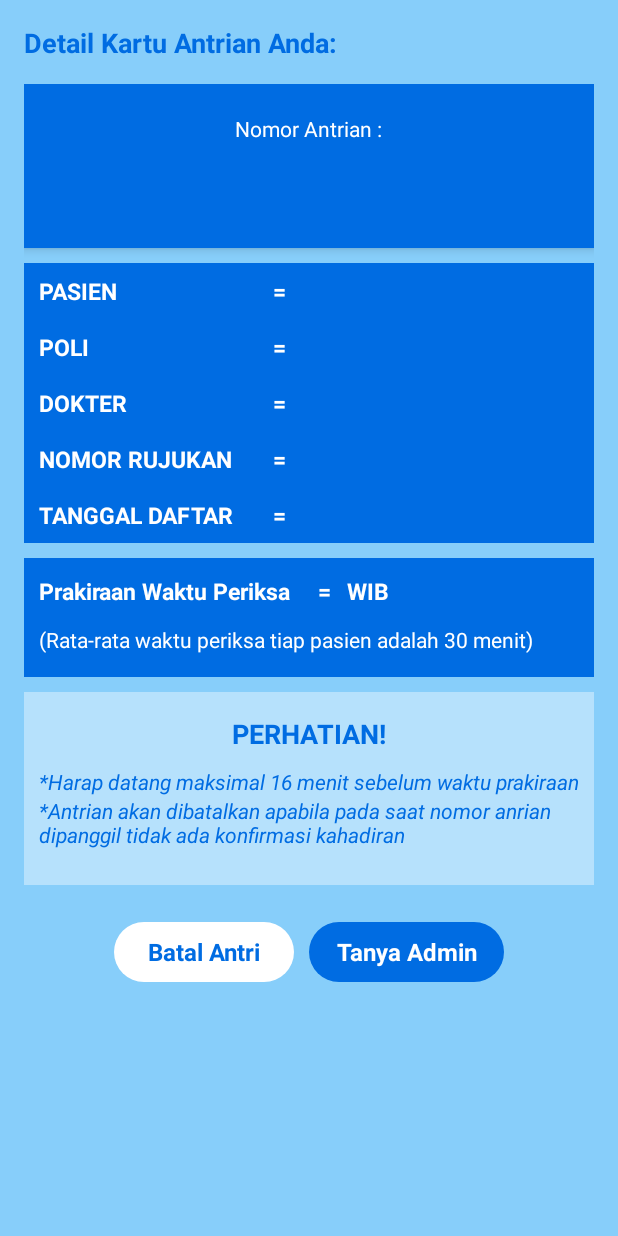
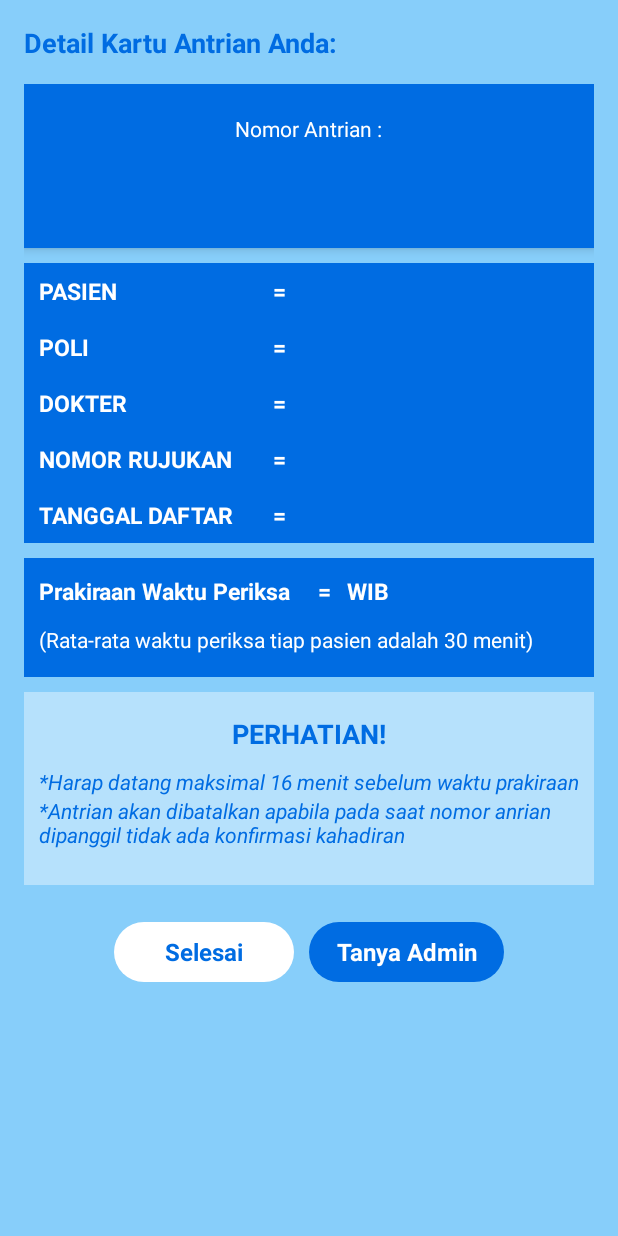
Before and after one commit to Ayude17/AntrianPasienOnline, an Android app: the DetailKartuAntrianActivity screen opened directly, with no data from a screen before it, on a phone screen of 412 x 824 dp. Run offline under Robolectric (Android 15) with nearby library versions, the phone set to English and light mode, and no system bars; 7 statements that could not run were skipped.

Commit message:
com29Mar19

```diff
--- a/app/src/main/java/com/simpus/antrianpasienonline/DetailKartuAntrianActivity.java
+++ b/app/src/main/java/com/simpus/antrianpasienonline/DetailKartuAntrianActivity.java
@@ -64,7 +64,7 @@ public class DetailKartuAntrianActivity extends AppCompatActivity implements Vie
     public void onClick(View v) {
         switch (v.getId()) {
             case R.id.btn_batal_antri:
-                Toast.makeText(this, "antrian dibatalkan", Toast.LENGTH_SHORT).show();
+                Toast.makeText(this, "Selesai Mendaftar Antrian", Toast.LENGTH_SHORT).show();
                 Intent IntenOut = new Intent(DetailKartuAntrianActivity.this, MenuActivity.class);
                 startActivity(IntenOut);
 
--- a/app/src/main/res/layout/activity_detail_kartu_antrian.xml
+++ b/app/src/main/res/layout/activity_detail_kartu_antrian.xml
@@ -423,10 +423,11 @@
                     android:layout_marginBottom="10dp"
                     android:background="@drawable/capsule"
                     android:backgroundTint="#fff"
-                    android:hint="Batal Antri"
+                    android:hint="Selesai"
                     android:textColorHint="@color/colorPrimary"
                     android:textSize="16sp"
-                    android:textStyle="bold" />
+                    android:textStyle="bold"
+                    android:layout_marginEnd="10dp" />
 
                 <Button
                     android:id="@+id/btn_tanya_admin"
```
